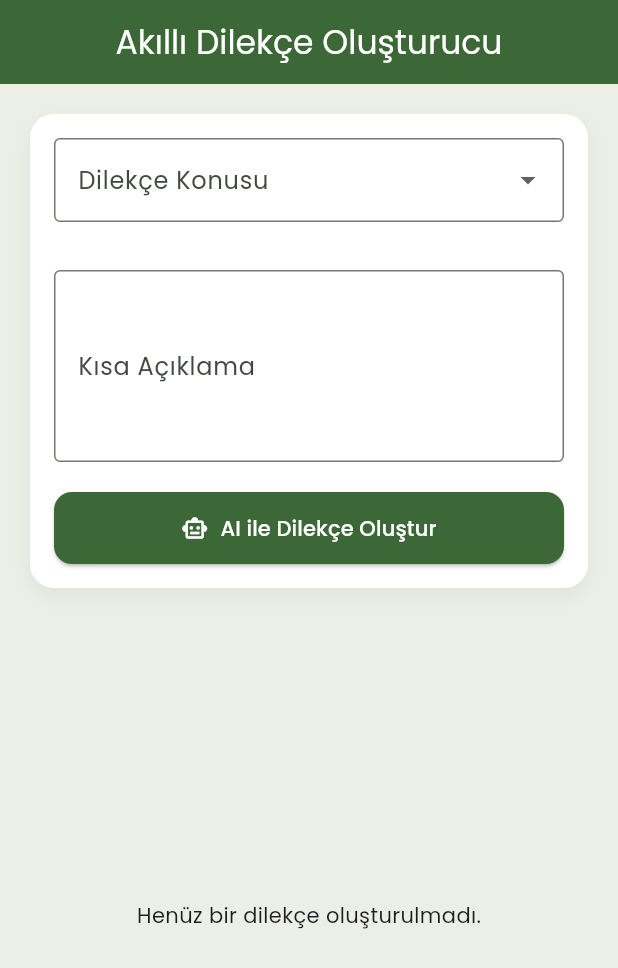
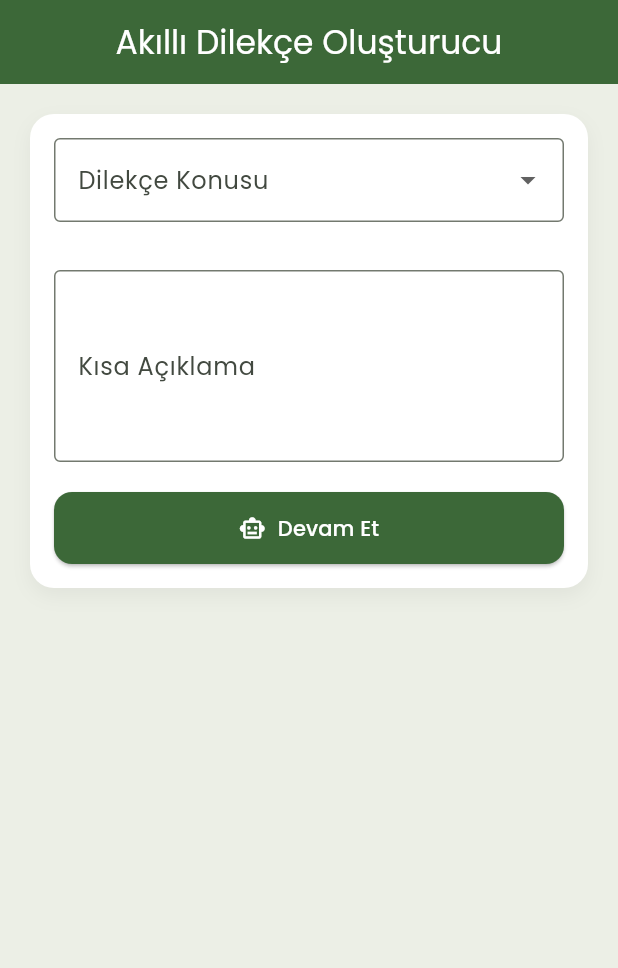
Before and after one commit to KadriyeMacit/Smart-Petition-App, a Flutter app: the screen it shows after launch, on a phone screen of 412 x 824 dp. Shown: the top 968 px of the screen. Run offline on Flutter 3.47's test engine with Material 3 defaults, Android fonts, the phone set to English and light mode, and no system bars; our stand-ins replace flutter_bloc, flutter_dotenv, google_fonts, google_generative_ai, pdf, printing and 1 more.

Commit message:
Add InfoUserScreen

```diff
--- a/lib/view/petition_screen.dart
+++ b/lib/view/petition_screen.dart
@@ -1,7 +1,5 @@
 import 'package:flutter/material.dart';
-import 'package:flutter_bloc/flutter_bloc.dart';
-import 'package:smart_petition_app/cubit/petition_cubit.dart';
-import 'package:smart_petition_app/cubit/petition_state.dart';
+import 'package:smart_petition_app/view/user_info_screen.dart';
 
 class PetitionScreen extends StatefulWidget {
   const PetitionScreen({super.key});
@@ -14,7 +12,6 @@ class _PetitionScreenState extends State<PetitionScreen> {
   final topicController = TextEditingController();
   final inputController = TextEditingController();
   final otherTopicController = TextEditingController();
-
   final List<String> topics = [
     'Yol bakım talebi',
     'Sokak lambası arızası',
@@ -29,17 +26,12 @@ class _PetitionScreenState extends State<PetitionScreen> {
 
   @override
   Widget build(BuildContext context) {
-    return BlocBuilder<PetitionCubit, PetitionState>(
-      builder: (context, state) {
-        final cubit = context.read<PetitionCubit>();
-
     return Scaffold(
       appBar: AppBar(
         title: const Text('Akıllı Dilekçe Oluşturucu'),
         centerTitle: true,
         backgroundColor: Theme.of(context).colorScheme.primary,
         foregroundColor: Colors.white,
-            elevation: 0,
       ),
       body: Padding(
         padding: const EdgeInsets.all(20),
@@ -104,8 +96,7 @@ class _PetitionScreenState extends State<PetitionScreen> {
                     width: double.infinity,
                     child: ElevatedButton.icon(
                       style: ElevatedButton.styleFrom(
-                            backgroundColor:
-                                Theme.of(context).colorScheme.primary,
+                        backgroundColor: Theme.of(context).colorScheme.primary,
                         foregroundColor: Colors.white,
                         padding: const EdgeInsets.symmetric(vertical: 14),
                         shape: RoundedRectangleBorder(
@@ -113,84 +104,29 @@ class _PetitionScreenState extends State<PetitionScreen> {
                         ),
                       ),
                       onPressed:
-                              () => cubit.generatePetition(
+                          () => Navigator.push(
+                            context,
+                            MaterialPageRoute(
+                              builder:
+                                  (_) => UserInfoScreen(
+                                    topic:
                                         selectedTopic == 'Diğer'
                                             ? otherTopicController.text
                                             : selectedTopic ?? '',
-                                inputController.text,
+                                    details: inputController.text,
+                                  ),
+                            ),
                           ),
                       icon: const Icon(Icons.smart_toy_outlined),
-                          label: const Text('AI ile Dilekçe Oluştur'),
+                      label: const Text('Devam Et'),
                     ),
                   ),
                 ],
-                  ),
-                ),
-                const SizedBox(height: 24),
-                Expanded(
-                  child: BlocBuilder<PetitionCubit, PetitionState>(
-                    builder: (context, state) {
-                      if (state is PetitionLoading) {
-                        return const Center(child: CircularProgressIndicator());
-                      } else if (state is PetitionGenerated) {
-                        return Container(
-                          padding: const EdgeInsets.all(16),
-                          decoration: BoxDecoration(
-                            color: Colors.white,
-                            borderRadius: BorderRadius.circular(16),
-                            boxShadow: [
-                              BoxShadow(
-                                color: Colors.black.withOpacity(0.05),
-                                blurRadius: 10,
-                                offset: const Offset(0, 5),
-                              ),
-                            ],
-                          ),
-                          child: Column(
-                            crossAxisAlignment: CrossAxisAlignment.start,
-                            children: [
-                              Text(
-                                '📄 Oluşturulan Dilekçe:',
-                                style: Theme.of(context).textTheme.titleMedium,
-                              ),
-                              const SizedBox(height: 10),
-                              Expanded(
-                                child: SingleChildScrollView(
-                                  child: Text(
-                                    state.petitionText,
-                                    style:
-                                        Theme.of(context).textTheme.bodyMedium,
-                                  ),
-                                ),
-                              ),
-                              const SizedBox(height: 12),
-                              SizedBox(
-                                width: double.infinity,
-                                child: OutlinedButton.icon(
-                                  icon: const Icon(
-                                    Icons.picture_as_pdf_outlined,
-                                  ),
-                                  label: const Text('PDF Olarak Kaydet'),
-                                  onPressed:
-                                      () => cubit.exportPDF(state.petitionText),
-                                ),
-                              ),
-                            ],
-                          ),
-                        );
-                      } else {
-                        return const Center(
-                          child: Text('Henüz bir dilekçe oluşturulmadı.'),
-                        );
-                      }
-                    },
               ),
             ),
           ],
         ),
       ),
     );
-      },
-    );
   }
 }
--- a/pubspec.yaml
+++ b/pubspec.yaml
@@ -37,6 +37,8 @@ dependencies:
   google_fonts: ^6.2.1
   google_generative_ai: ^0.4.7
   flutter_dotenv: ^5.2.1
+  share_plus: ^11.0.0
+  intl: ^0.20.2
 
   # The following adds the Cupertino Icons font to your application.
   # Use with the CupertinoIcons class for iOS style icons.
@@ -96,3 +98,4 @@ flutter:
 
   assets:
     - .env
+    - assets/images/
```
Also changed, not shown: lib/cubit/petition_cubit.dart (+37 -15 lines), lib/view/petition_result_screen.dart (added, +60 -0 lines), lib/view/user_info_screen.dart (added, +83 -0 lines), 1 other file. Lines whose indentation alone changed are shown as unchanged.
